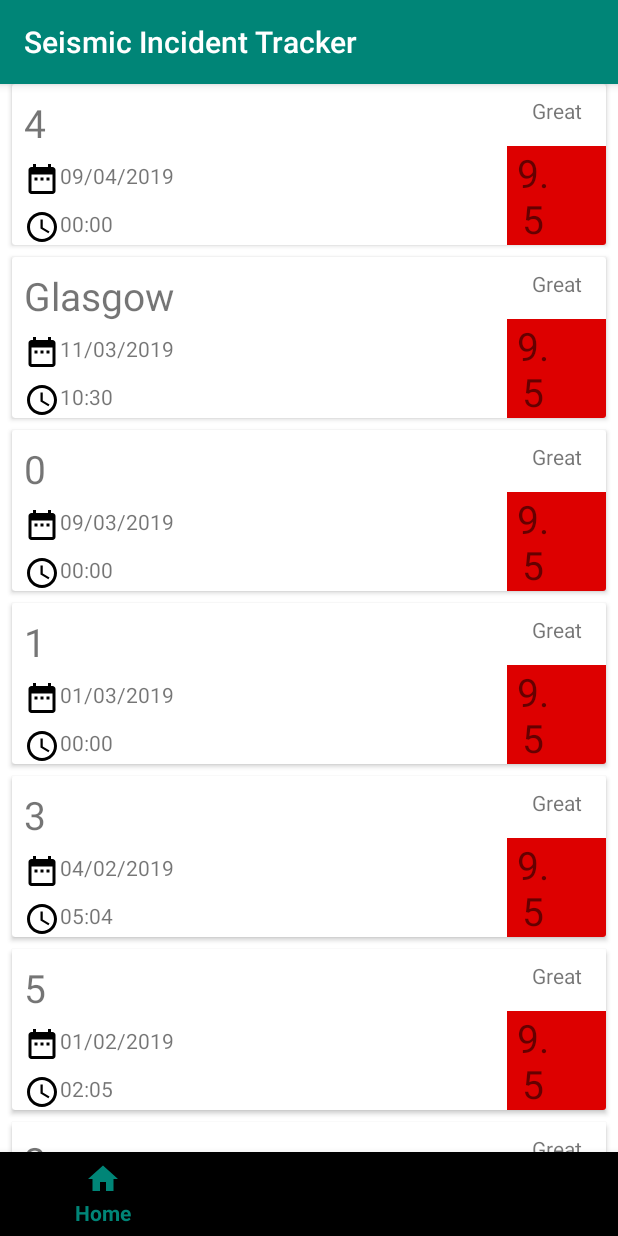
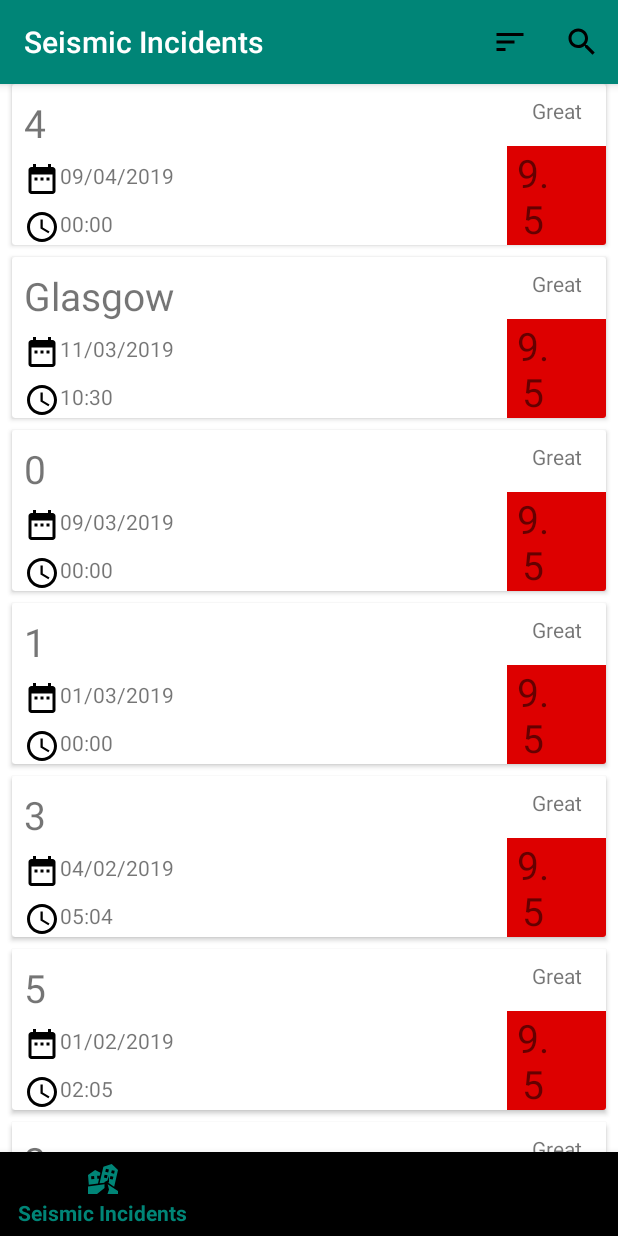
Before and after one commit to EuanFH/SeismicIncidentTracker, an Android app: the screen it shows after launch (MainActivity), on a phone screen of 412 x 824 dp. Run offline under Robolectric (Android 15) with nearby library versions, the phone set to English and light mode, and no system bars; our stand-ins replace Room's generated code, navigation-ui.

Commit message:
Actionbar linked to navigation controller. changed names of nav graph. added new icons. changed bottom nav bar text and icon.

```diff
--- a/app/build.gradle
+++ b/app/build.gradle
@@ -29,6 +29,7 @@ dependencies {
     implementation 'android.arch.navigation:navigation-fragment:+'
     implementation 'android.arch.navigation:navigation-ui:+'
     implementation 'com.google.android.gms:play-services:+'
+    implementation 'com.android.support:design:+'
     testImplementation 'junit:junit:4.12'
     androidTestImplementation 'androidx.test:runner:1.1.0-alpha4'
     androidTestImplementation 'androidx.test.espresso:espresso-core:3.1.0-alpha4'
--- a/app/src/main/java/net/chinzer/seismicincidenttracker/MainActivity.java
+++ b/app/src/main/java/net/chinzer/seismicincidenttracker/MainActivity.java
@@ -26,6 +26,7 @@ public class MainActivity extends AppCompatActivity
         setContentView(R.layout.activity_main);
         navigationController = Navigation.findNavController(this, R.id.nav_host_fragment);
         navigationView = findViewById(R.id.bottomNavigationView);
+        NavigationUI.setupActionBarWithNavController(this, navigationController);
         NavigationUI.setupWithNavController(navigationView, navigationController);
     }
 
--- a/app/src/main/java/net/chinzer/seismicincidenttracker/SeismicList.java
+++ b/app/src/main/java/net/chinzer/seismicincidenttracker/SeismicList.java
@@ -3,6 +3,8 @@ package net.chinzer.seismicincidenttracker;
 import android.os.Bundle;
 import android.util.Log;
 import android.view.LayoutInflater;
+import android.view.Menu;
+import android.view.MenuInflater;
 import android.view.View;
 import android.view.ViewGroup;
 
@@ -35,6 +37,7 @@ public class SeismicList extends Fragment implements SwipeRefreshLayout.OnRefres
         refreshButton = view.findViewById(R.id.swiperefresh);
         refreshButton.setOnRefreshListener(this);
         recyclerView = view.findViewById(R.id.recyclerview);
+        setHasOptionsMenu(true);
         return view;
     }
 
@@ -57,7 +60,7 @@ public class SeismicList extends Fragment implements SwipeRefreshLayout.OnRefres
                     public void onItemClick(SeismicIncident seismicIncident) {
                         Bundle bundle = new Bundle();
                         bundle.putParcelable("seismicIncident", seismicIncident);
-                        Navigation.findNavController(view).navigate(R.id.action_home_to_seismicItem, bundle);
+                        Navigation.findNavController(view).navigate(R.id.action_seismic_incidents_to_seismicItem, bundle);
                     }
                 });
             }
@@ -75,6 +78,12 @@ public class SeismicList extends Fragment implements SwipeRefreshLayout.OnRefres
         //new Thread(new Task(urlSource)).start();
         new Thread(new Task()).start();
     } //
+
+    @Override
+    public void onCreateOptionsMenu(Menu menu, MenuInflater menuInflater) {
+        menuInflater.inflate(R.menu.search, menu);
+        super.onCreateOptionsMenu(menu, menuInflater);
+    }
 
     // Need separate thread to access the internet resource over network
     // Other neater solutions should be adopted in later iterations.
--- /dev/null
+++ b/app/src/main/res/drawable/ic_earthquake.xml
@@ -0,0 +1,9 @@
+<vector xmlns:android="http://schemas.android.com/apk/res/android"
+    android:width="24dp"
+    android:height="24dp"
+    android:viewportWidth="24"
+    android:viewportHeight="24">
+  <path
+      android:fillColor="#FF000000"
+      android:pathData="M17.8125,2L12.25,3.7813L9.7813,14.5C9.75,14.6328 9.7227,14.7734 9.7188,14.9063L13,14.4375L13,14L15,13L16,10L16,14L15.5,14.5L19.4063,17.0938C19.4492,16.9922 19.5039,16.8906 19.5313,16.7813L22,6.0625ZM13.9688,5.2188L15.9375,5.6563L15.4688,7.625L13.5313,7.1563ZM6.75,6L2,9.375L2.5313,15.9063L8.6875,15.0625L9.375,11.8125L8.2188,11.9063L8.0625,9.9063L9.8438,9.7813L10.3125,7.7813ZM17.875,6.125L19.8125,6.5625L19.375,8.5313L17.4375,8.0625ZM13.0625,9.125L15.0313,9.5625L14.5625,11.5L12.625,11.0625ZM16.9688,10.0313L18.9375,10.4688L18.4688,12.4063L16.5313,11.9688ZM6.0625,10.0625L6.2188,12.0625L4.2188,12.2188L4.0625,10.2188ZM15.0938,15.4375L16,19L15,22L22,22L22,20ZM13,15.4688L2,17L2,22L8,22L13,18Z"/>
+</vector>
--- /dev/null
+++ b/app/src/main/res/drawable/ic_sort_black_24dp.xml
@@ -0,0 +1,9 @@
+<vector xmlns:android="http://schemas.android.com/apk/res/android"
+        android:width="24dp"
+        android:height="24dp"
+        android:viewportWidth="24.0"
+        android:viewportHeight="24.0">
+    <path
+        android:fillColor="#FF000000"
+        android:pathData="M3,18h6v-2L3,16v2zM3,6v2h18L21,6L3,6zM3,13h12v-2L3,11v2z"/>
+</vector>
--- a/app/src/main/res/layout/activity_main.xml
+++ b/app/src/main/res/layout/activity_main.xml
@@ -7,6 +7,7 @@
     tools:context=".MainActivity">
 
     <FrameLayout
+        android:id="@+id/frameLayout2"
         android:layout_width="0dp"
         android:layout_height="0dp"
         app:layout_constraintBottom_toTopOf="@+id/bottomNavigationView"
--- a/app/src/main/res/menu/bottom_navigation.xml
+++ b/app/src/main/res/menu/bottom_navigation.xml
@@ -2,9 +2,9 @@
 <menu xmlns:android="http://schemas.android.com/apk/res/android">
 
     <item
-        android:id="@+id/home"
-        android:icon="@drawable/ic_home_black_24dp"
-        android:title="Home"/>
+        android:id="@+id/seismic_incidents"
+        android:icon="@drawable/ic_earthquake"
+        android:title="Seismic Incidents"/>
     <item
         android:id="@+id/map"
         android:icon="@drawable/ic_map_black_24dp"
--- /dev/null
+++ b/app/src/main/res/menu/search.xml
@@ -0,0 +1,17 @@
+<?xml version="1.0" encoding="utf-8"?>
+<menu xmlns:app="http://schemas.android.com/apk/res-auto"
+    xmlns:android="http://schemas.android.com/apk/res/android">
+
+    <item android:id="@+id/sort_button"
+        android:icon="@drawable/ic_sort_black_24dp"
+        android:title="sort"
+        android:orderInCategory="100"
+        app:showAsAction="always" />
+
+    <item android:id="@+id/search_button"
+        android:icon="@drawable/ic_search_black_24dp"
+        android:title="search"
+        android:orderInCategory="100"
+        app:showAsAction="always" />
+
+</menu>
--- a/app/src/main/res/navigation/nav_graph.xml
+++ b/app/src/main/res/navigation/nav_graph.xml
@@ -3,29 +3,29 @@
     xmlns:app="http://schemas.android.com/apk/res-auto"
     xmlns:tools="http://schemas.android.com/tools"
     android:id="@+id/nav_graph"
-    app:startDestination="@id/home">
+    app:startDestination="@id/seismic_incidents">
     <fragment
-        android:id="@+id/home"
+        android:id="@+id/seismic_incidents"
         android:name="net.chinzer.seismicincidenttracker.SeismicList"
-        android:label="SeismicList" >
+        android:label="Seismic Incidents" >
         <action
-            android:id="@+id/action_home_to_seismicItem"
+            android:id="@+id/action_seismic_incidents_to_seismicItem"
             app:destination="@id/seismicItem" />
     </fragment>
     <fragment
         android:id="@+id/map"
         android:name="net.chinzer.seismicincidenttracker.SeismicMap"
-        android:label="seismic_map"
+        android:label="Map"
         tools:layout="@layout/seismic_map" />
     <fragment
         android:id="@+id/search"
         android:name="net.chinzer.seismicincidenttracker.SeismicSearch"
-        android:label="seismic_search"
+        android:label="Search"
         tools:layout="@layout/seismic_search" />
     <fragment
         android:id="@+id/seismicItem"
         android:name="net.chinzer.seismicincidenttracker.SeismicItem"
-        android:label="seismic_item"
+        android:label="Item"
         tools:layout="@layout/seismic_item" >
         <argument
             android:name="seismicIncident"
```
